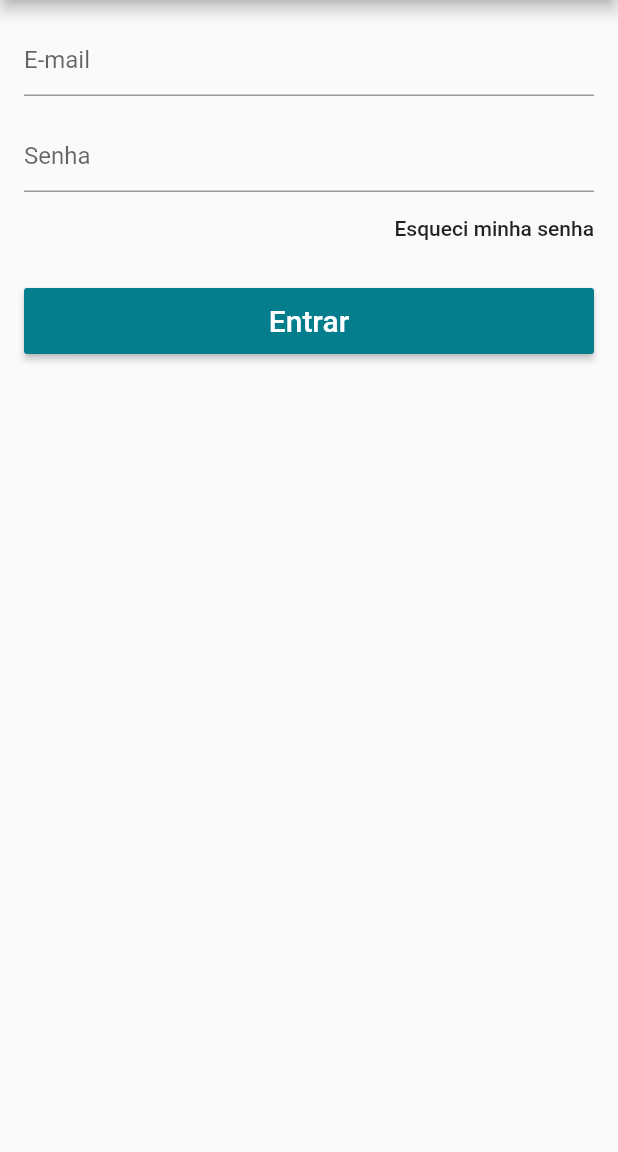
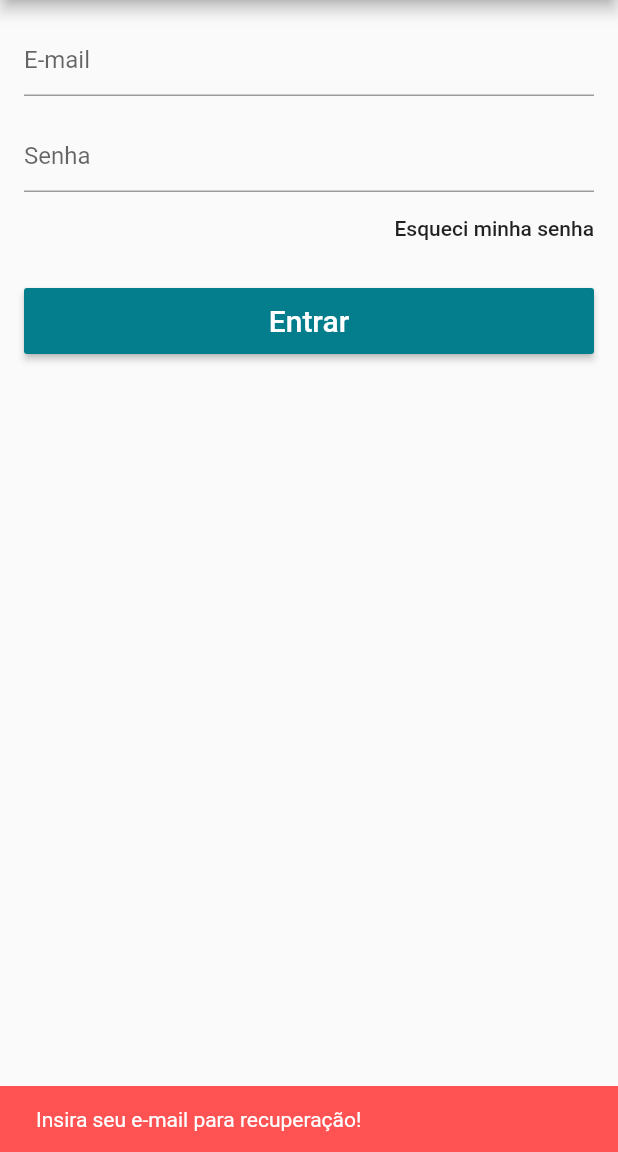
Before and after one commit to augustosilas/virtual-storage, a Flutter app: the LoginScreen screen opened directly, after a tap on "Esqueci minha senha", on a phone screen of 412 x 824 dp, the part 84-1236 px from its top. Run offline on Flutter 3.47's test engine with Material 2 defaults, Android fonts, the phone set to English and light mode, and no system bars; our stand-ins replace carousel_pro, cloud_firestore, firebase_auth, firebase_core, transparent_image; accounts and stored records are empty.

```diff
--- a/lib/models/user_model.dart
+++ b/lib/models/user_model.dart
@@ -77,7 +77,9 @@ class UserModel extends Model {
     notifyListeners();
   }
 
-  void recoverPass() {}
+  void recoverPass(String email) {
+    _auth.sendPasswordResetEmail(email: email);
+  }
 
   void signOut() async {
     await _auth.signOut();
--- a/lib/screens/login_screen.dart
+++ b/lib/screens/login_screen.dart
@@ -76,7 +76,27 @@ class _LoginScreenState extends State<LoginScreen> {
                 Align(
                   alignment: Alignment.centerRight,
                   child: FlatButton(
-                    onPressed: () {},
+                    onPressed: () {
+                      if (_emailController.text.isEmpty) {
+                        _scaffoldKey.currentState.showSnackBar(
+                          SnackBar(
+                            content:
+                                Text("Insira seu e-mail para recuperação!"),
+                            backgroundColor: Colors.redAccent,
+                            duration: Duration(seconds: 2),
+                          ),
+                        );
+                      } else {
+                        model.recoverPass(_emailController.text);
+                        _scaffoldKey.currentState.showSnackBar(
+                          SnackBar(
+                            content: Text("Confira seu e-mail"),
+                            backgroundColor: Theme.of(context).primaryColor,
+                            duration: Duration(seconds: 2),
+                          ),
+                        );
+                      }
+                    },
                     child: Text(
                       "Esqueci minha senha",
                       textAlign: TextAlign.right,
```
